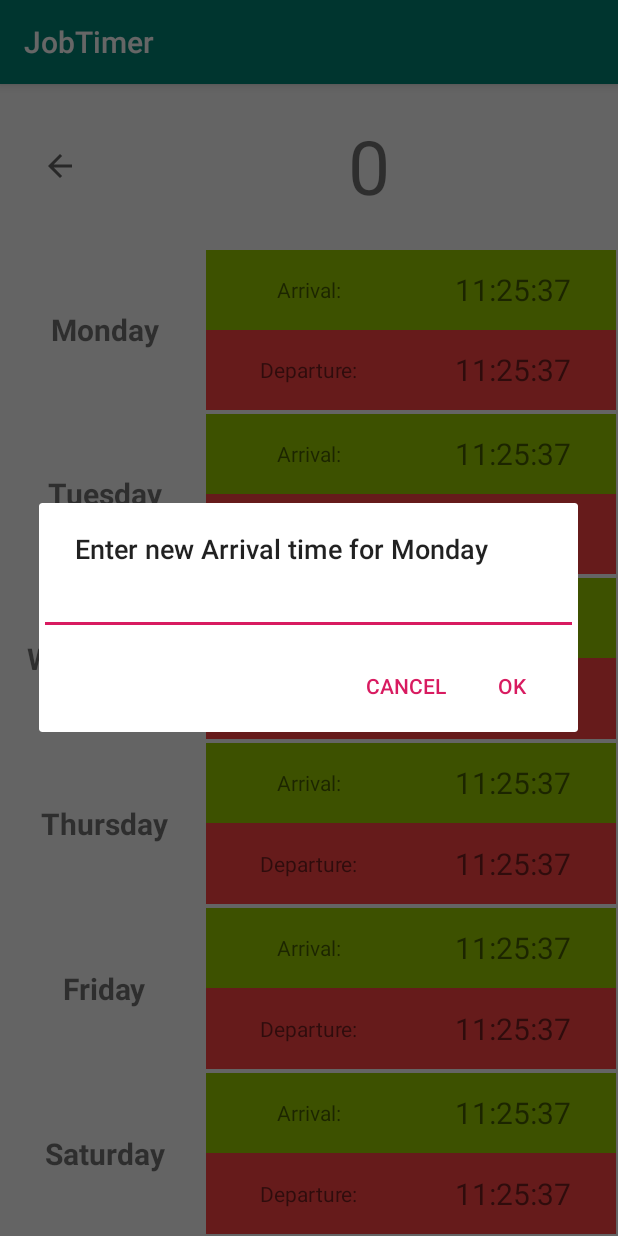
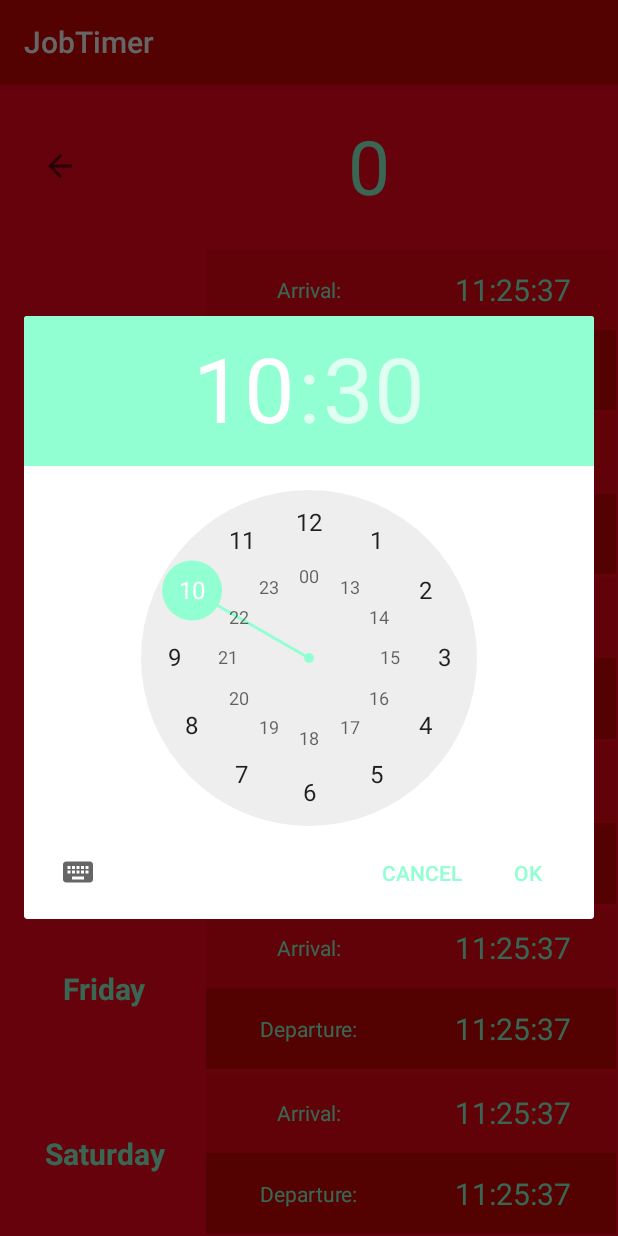
Before and after one commit to ramruizni/JobTimer, an Android app: the DetailFragment screen opened through its navigation route, after a tap on "11:25:37", on a phone screen of 412 x 824 dp. Run offline under Robolectric (Android 15) with nearby library versions, the phone set to English and light mode, and no system bars; 6 statements that could not run were skipped.

Commit message:
Working app complete

```diff
--- a/app/src/main/java/com/valid/jobtimer/MainActivity.kt
+++ b/app/src/main/java/com/valid/jobtimer/MainActivity.kt
@@ -2,19 +2,24 @@ package com.valid.jobtimer
 
 import android.os.Bundle
 import androidx.appcompat.app.AppCompatActivity
+import com.valid.jobtimer.viewmodels.TimesViewModel
+import org.koin.androidx.viewmodel.ext.android.viewModel
 
 class MainActivity : AppCompatActivity() {
 
-    private val PREFS_FILENAME = "com.makuhita.jobtimer.prefs"
+    // Shared between fragments
+    val viewModel by viewModel<TimesViewModel>()
 
     override fun onCreate(savedInstanceState: Bundle?) {
         super.onCreate(savedInstanceState)
         setContentView(R.layout.activity_main)
-
-        //wipePrefs()
     }
 
     fun wipePrefs() {
-        application.getSharedPreferences(PREFS_FILENAME, 0).edit().clear().apply()
+        application.getSharedPreferences(Companion.PREFS_FILENAME, 0).edit().clear().apply()
+    }
+
+    companion object {
+        private const val PREFS_FILENAME = "com.makuhita.jobtimer.prefs"
     }
 }
--- a/app/src/main/java/com/valid/jobtimer/utils/CalendarUtils.kt
+++ b/app/src/main/java/com/valid/jobtimer/utils/CalendarUtils.kt
@@ -9,7 +9,7 @@ import java.util.concurrent.TimeUnit
 
 class CalendarUtils(var application: Application) {
 
-    private val PREFS_FILENAME = "com.makuhita.jobtimer.prefs"
+    private val PREFS_FILENAME: String = "com.makuhita.jobtimer.prefs"
     private val days = application.resources.getStringArray(R.array.days)
 
     private fun getCurrentDayString(): String {
--- a/app/src/main/java/com/valid/jobtimer/views/DetailFragment.kt
+++ b/app/src/main/java/com/valid/jobtimer/views/DetailFragment.kt
@@ -1,14 +1,12 @@
 package com.valid.jobtimer.views
 
-import android.app.AlertDialog
-import android.content.DialogInterface
+import android.app.TimePickerDialog
 import android.os.Bundle
-import android.text.InputType
 import android.view.LayoutInflater
 import android.view.View
 import android.view.ViewGroup
-import android.widget.EditText
 import android.widget.LinearLayout
+import android.widget.TextView
 import androidx.fragment.app.Fragment
 import androidx.lifecycle.Observer
 import androidx.navigation.fragment.findNavController
@@ -16,11 +14,12 @@ import com.valid.jobtimer.R
 import com.valid.jobtimer.viewmodels.TimesViewModel
 import kotlinx.android.synthetic.main.detail_fragment.*
 import kotlinx.android.synthetic.main.detail_list_item.view.*
-import org.koin.androidx.viewmodel.ext.android.viewModel
+import org.koin.androidx.viewmodel.ext.android.sharedViewModel
+import java.util.*
 
 class DetailFragment : Fragment() {
 
-    private val viewModel by viewModel<TimesViewModel>()
+    private val viewModel: TimesViewModel by sharedViewModel()
     private lateinit var days: Array<String>
 
     override fun onCreateView(
@@ -33,13 +32,9 @@ class DetailFragment : Fragment() {
     override fun onViewCreated(view: View, savedInstanceState: Bundle?) {
         super.onViewCreated(view, savedInstanceState)
 
-        btnBack.setOnClickListener {
-            findNavController().navigate(R.id.toMain, null)
-        }
+        btnBack.setOnClickListener { findNavController().navigate(R.id.toMain, null) }
 
-        viewModel.weekTimeMissing.observe(this, Observer {
-            tvTimeMissing.text = it.toString()
-        })
+        viewModel.weekTimeMissing.observe(this, Observer { tvTimeMissing.text = it.toString() })
 
         days = resources.getStringArray(R.array.days)
 
@@ -53,37 +48,28 @@ class DetailFragment : Fragment() {
         dayBtn.layoutParams = LinearLayout.LayoutParams(LinearLayout.LayoutParams.MATCH_PARENT, 0, 1.0f)
         dayBtn.tvDay.text = day
 
-        dayBtn.tvArrival.text = viewModel.getDayArrival(day)
-        dayBtn.tvArrival.setOnClickListener { showEditDialog("Arrival", day) }
+        dayBtn.tvArrival.text = viewModel.getTime("Arrival", day)
+        dayBtn.tvArrival.setOnClickListener { showEditDialog(dayBtn.tvArrival,"Arrival", day) }
 
-        dayBtn.tvDeparture.text = viewModel.getDayDeparture(day)
-        dayBtn.tvDeparture.setOnClickListener { showEditDialog("Departure", day) }
+        dayBtn.tvDeparture.text = viewModel.getTime("Departure", day)
+        dayBtn.tvDeparture.setOnClickListener { showEditDialog(dayBtn.tvDeparture,"Departure", day) }
 
         return dayBtn
     }
 
-    private fun showEditDialog(type: String, day: String) {
-        val builder = AlertDialog.Builder(context)
-        builder.setTitle("Enter new $type time for $day")
-
-        val input = EditText(context)
-
-        input.inputType = InputType.TYPE_CLASS_TEXT or InputType.TYPE_TEXT_VARIATION_PASSWORD
-        builder.setView(input)
-
-        builder.setPositiveButton("OK") { _, _ ->
-            run {
-                this.viewModel.setTime(type, day, input.text.toString())
-                if (type == "Arrival") {
-                    llDays.getChildAt(days.indexOf(day)).tvArrival.text = input.text.toString()
-                } else {
-                    llDays.getChildAt(days.indexOf(day)).tvDeparture.text = input.text.toString()
-                }
-            }
-        }
-        builder.setNegativeButton("Cancel") { dialog, _ -> dialog.cancel() }
-
-        builder.show()
+    private fun showEditDialog(textView: TextView, type: String, day: String) {
+        val currentTime = Calendar.getInstance()
+        val hour = currentTime.get(Calendar.HOUR_OF_DAY)
+        val minute = currentTime.get(Calendar.MINUTE)
+        val mTimePicker: TimePickerDialog
+        mTimePicker = TimePickerDialog(context,
+            TimePickerDialog.OnTimeSetListener { _, selectedHour, selectedMinute ->
+                val timeToSave = "$selectedHour:$selectedMinute:00"
+                textView.text = timeToSave
+                viewModel.setTime(type, day, timeToSave)
+            }, hour, minute, true
+        )
+        mTimePicker.setTitle("Select Time")
+        mTimePicker.show()
     }
-
 }
--- a/app/src/main/res/layout/detail_fragment.xml
+++ b/app/src/main/res/layout/detail_fragment.xml
@@ -4,7 +4,8 @@
         xmlns:tools="http://schemas.android.com/tools"
         android:layout_width="match_parent"
         android:layout_height="match_parent"
-        tools:context=".views.DetailFragment">
+        tools:context=".views.DetailFragment"
+android:background="@color/colorBackground">
 
     <LinearLayout android:layout_width="match_parent" android:layout_height="match_parent"
                   android:orientation="vertical" android:weightSum="7">
@@ -19,7 +20,8 @@
 
             <TextView android:id="@+id/tvTimeMissing"
                       android:layout_width="match_parent" android:layout_height="match_parent" android:text="0"
-                      android:gravity="center" android:textSize="50sp"/>
+                      android:gravity="center" android:textSize="50sp"
+            android:textColor="@color/colorText"/>
 
         </LinearLayout>
 
--- a/app/src/main/res/layout/detail_list_item.xml
+++ b/app/src/main/res/layout/detail_list_item.xml
@@ -4,7 +4,8 @@
               android:layout_width="match_parent"
               android:layout_height="match_parent"
               android:weightSum="3"
-android:padding="1dp">
+android:padding="1dp"
+android:background="@color/colorBackground">
 
     <TextView android:id="@+id/tvDay"
               android:layout_width="0dp" android:layout_height="match_parent"
@@ -12,7 +13,8 @@ android:padding="1dp">
     android:gravity="center"
               android:textSize="20sp"
     android:text="Wednesday"
-    android:textStyle="bold"/>
+    android:textStyle="bold"
+    android:textColor="@color/colorText"/>
 
     <LinearLayout android:layout_width="0dp" android:layout_height="match_parent" android:orientation="vertical"
                   android:layout_weight="2" android:weightSum="2">
@@ -23,12 +25,14 @@ android:padding="1dp">
         android:background="@color/colorArrival">
             <TextView android:layout_width="0dp" android:layout_height="match_parent" android:layout_weight="1"
                       android:gravity="center"
-                      android:text="Arrival:"/>
+                      android:text="Arrival:"
+                      android:textColor="@color/colorText"/>
             <TextView android:id="@+id/tvArrival"
                       android:layout_width="0dp" android:layout_height="match_parent" android:layout_weight="1"
                       android:gravity="center"
                       android:textSize="20dp"
-                      android:text="11:25:37"/>
+                      android:text="11:25:37"
+                      android:textColor="@color/colorText"/>
         </LinearLayout>
         <LinearLayout android:layout_width="match_parent" android:layout_height="0dp"
                       android:layout_weight="1"
@@ -36,12 +40,14 @@ android:padding="1dp">
         android:background="@color/colorDeparture">
             <TextView android:layout_width="0dp" android:layout_height="match_parent" android:layout_weight="1"
                       android:gravity="center"
-                      android:text="Departure:"/>
+                      android:text="Departure:"
+                      android:textColor="@color/colorText"/>
             <TextView android:id="@+id/tvDeparture"
                       android:layout_width="0dp" android:layout_height="match_parent" android:layout_weight="1"
                       android:gravity="center"
                       android:textSize="20dp"
-                      android:text="11:25:37"/>
+                      android:text="11:25:37"
+                      android:textColor="@color/colorText"/>
         </LinearLayout>
 
     </LinearLayout>
--- a/app/src/main/res/values/colors.xml
+++ b/app/src/main/res/values/colors.xml
@@ -1,9 +1,12 @@
 <?xml version="1.0" encoding="utf-8"?>
 <resources>
-    <color name="colorPrimary">#008577</color>
-    <color name="colorPrimaryDark">#00574B</color>
-    <color name="colorAccent">#D81B60</color>
+    <color name="colorPrimary">#D30302</color>
+    <color name="colorPrimaryDark">#BA0B02</color>
+    <color name="colorAccent">#92FFD3</color>
 
-    <color name="colorArrival">@android:color/holo_green_light</color>
-    <color name="colorDeparture">@android:color/holo_red_light</color>
+    <color name="colorArrival">#F20412</color>
+    <color name="colorDeparture">#D30302</color>
+
+    <color name="colorText">#92FFD3</color>
+    <color name="colorBackground">#FF041F</color>
 </resources>
```
Also changed, not shown: app/src/main/java/com/valid/jobtimer/viewmodels/TimesViewModel.kt (+10 -7 lines), app/src/main/java/com/valid/jobtimer/views/MainFragment.kt (+5 -12 lines), app/src/main/res/layout/main_fragment.xml (+7 -3 lines), 1 other file.
